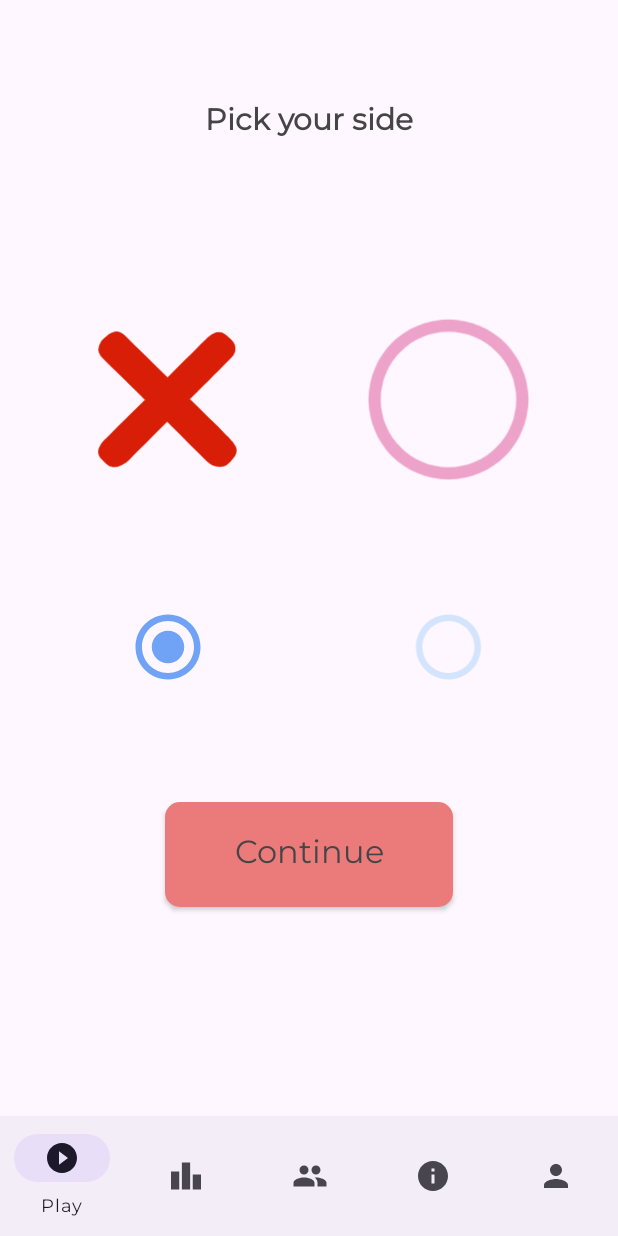
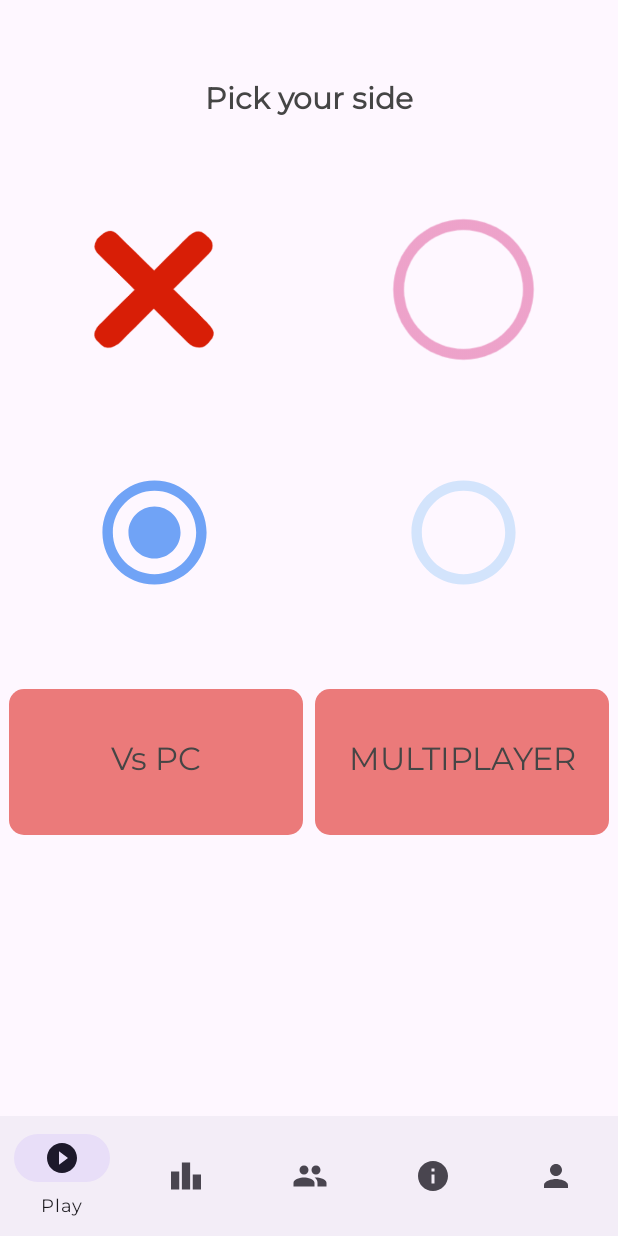
Before and after one commit to SDP-Rock-Paper-Scissors/RockPaperScissors, an Android app: the TicTacToeChoiceFragment screen opened through its navigation route, on a phone screen of 412 x 824 dp. Run offline under Robolectric (Android 15) with nearby library versions, the phone set to English and light mode, and no system bars; our stand-ins replace androidx.preference, navigation-ui.

Commit message:
Optimised underlying ttt implementation to comply with android best practices

```diff
--- a/app/build.gradle
+++ b/app/build.gradle
@@ -82,6 +82,7 @@ dependencies {
     implementation 'androidx.legacy:legacy-support-v4:1.0.0'
     implementation 'androidx.databinding:databinding-runtime:7.2.0'
     implementation 'androidx.fragment:fragment-ktx:1.4.1'
+    implementation 'com.google.firebase:firebase-appcheck:16.0.0'
     testImplementation 'junit:junit:4.13.2'
     testImplementation 'org.hamcrest:hamcrest:2.2'
     implementation 'androidx.navigation:navigation-fragment-ktx:2.4.2'
@@ -145,6 +146,7 @@ dependencies {
     implementation "androidx.camera:camera-extensions:${camerax_version}"
 
     implementation 'com.google.android.gms:play-services-oss-licenses:17.0.0'
+    implementation 'com.google.firebase:firebase-appcheck-debug:16.0.0'
 
     // For UI dependency
     implementation 'de.hdodenhof:circleimageview:3.1.0'
--- a/app/src/main/java/ch/epfl/sweng/rps/ui/tictactoe/TicTacToeChoiceFragment.kt
+++ b/app/src/main/java/ch/epfl/sweng/rps/ui/tictactoe/TicTacToeChoiceFragment.kt
@@ -7,6 +7,8 @@ import android.view.ViewGroup
 import android.widget.Button
 import android.widget.ImageView
 import androidx.fragment.app.Fragment
+import androidx.navigation.Navigation
+import androidx.navigation.findNavController
 import ch.epfl.sweng.rps.R
 
 
@@ -43,16 +45,15 @@ class TicTacToeChoiceFragment : Fragment() {
         }
 
         contBtn.setOnClickListener {
-            val ticTacToeFragment = TicTacToeFragment()
-            val bundle = Bundle()
-            val transaction = requireActivity().supportFragmentManager.beginTransaction()
-            bundle.putInt("choice", choice)
-            println(choice)
-            ticTacToeFragment.arguments = bundle
-            transaction.replace(R.id.ticTacToeChoiceFragment, ticTacToeFragment)
-            transaction.addToBackStack(null)
-            transaction.commit()
-
+//            val ticTacToeFragment = TicTacToeFragment()
+//            val bundle = Bundle()
+//            val transaction = requireActivity().supportFragmentManager.beginTransaction()
+//            bundle.putInt("choice", choice)
+//            ticTacToeFragment.arguments = bundle
+//            transaction.replace(R.id.container, ticTacToeFragment)
+//            transaction.commit()
+            val action = TicTacToeChoiceFragmentDirections.startTicTacToe(choice)
+            Navigation.findNavController(view).navigate(R.id.action_ticTacToeChoiceFragment_to_ticTacToeFragment2)
         }
     }
 
--- a/app/src/main/res/layout/fragment_tictactoe_choice.xml
+++ b/app/src/main/res/layout/fragment_tictactoe_choice.xml
@@ -2,143 +2,123 @@
 <LinearLayout xmlns:android="http://schemas.android.com/apk/res/android"
     xmlns:app="http://schemas.android.com/apk/res-auto"
     xmlns:tools="http://schemas.android.com/tools"
+    android:id="@+id/ticTacToeChoiceFragment"
     android:layout_width="match_parent"
     android:layout_height="match_parent"
     android:orientation="vertical"
-    android:weightSum="10"
-    tools:context=".ui.tictactoe.TicTacToeChoiceFragment"
-    android:id="@+id/ticTacToeChoiceFragment">
+    tools:context=".ui.tictactoe.TicTacToeChoiceFragment">
 
-
-    <View
-        android:layout_width="match_parent"
-        android:layout_height="0dp"
-        android:layout_weight="0.5"></View>
 
     <TextView
         android:layout_width="match_parent"
-        android:layout_height="0dp"
-        android:layout_weight="1"
+        android:layout_height="135dp"
+        android:layout_gravity="center"
+        android:layout_weight="0"
+        android:gravity="center_horizontal|center_vertical"
         android:text="Pick your side"
-        android:layout_gravity="center"
-        android:textStyle="bold"
         android:textColor="#454545"
         android:textSize="20dp"
-        android:gravity="center"></TextView>
+        android:textStyle="bold"></TextView>
 
 
-    <View
-        android:layout_width="match_parent"
-        android:layout_height="0dp"
-        android:layout_weight="0.75"></View>
     <LinearLayout
         android:layout_width="match_parent"
-        android:layout_height="0dp"
-        android:layout_weight="2"
-        android:orientation="horizontal">
-
-        <View
-            android:layout_width="0dp"
-            android:layout_height="match_parent"
-            android:layout_weight="1.25"></View>
+        android:layout_height="wrap_content"
+        android:orientation="horizontal"
+        android:weightSum="2">
 
         <ImageView
             android:id="@+id/ai_pick_side_cross_img"
             android:layout_width="0dp"
-            android:layout_height="match_parent"
-            android:layout_weight="3.5"
+            android:layout_height="115dp"
+            android:layout_weight="1"
             android:padding="10dp"
             android:src="@drawable/cross"></ImageView>
-
-        <View
-            android:layout_width="0dp"
-            android:layout_height="match_parent"
-            android:layout_weight="1.5"></View>
 
         <ImageView
             android:id="@+id/ai_pick_side_circle_img"
             android:layout_width="0dp"
-            android:layout_height="match_parent"
-            android:layout_weight="3.5"
+            android:layout_height="115dp"
+            android:layout_weight="1"
             android:alpha=".4"
             android:src="@drawable/nought"></ImageView>
 
-        <View
-            android:layout_width="0dp"
-            android:layout_height="match_parent"
-            android:layout_weight="1.25"></View>
     </LinearLayout>
 
-    <View
+
+    <Space
         android:layout_width="match_parent"
-        android:layout_height="0dp"
-        android:layout_weight="0.5"></View>
-
-
-
+        android:layout_height="47dp"
+        android:layout_weight="0" />
 
     <LinearLayout
         android:layout_width="match_parent"
-        android:layout_height="0dp"
-        android:layout_weight="1"
-        android:orientation="horizontal">
-
-        <View
-            android:layout_width="0dp"
-            android:layout_height="match_parent"
-            android:layout_weight="1.25"></View>
+        android:layout_height="114dp"
+        android:layout_weight="0"
+        android:orientation="horizontal"
+        android:weightSum="2">
 
         <ImageView
             android:id="@+id/ai_pick_side_cross_radio"
-            android:layout_width="0dp"
+            android:layout_width="match_parent"
+            android:layout_height="match_parent"
+            android:layout_weight="1"
             android:padding="15dp"
-            android:layout_height="match_parent"
-            android:layout_weight="3.5"
             android:src="@drawable/radio_button_checked"></ImageView>
-
-        <View
-            android:layout_width="0dp"
-            android:layout_height="match_parent"
-            android:layout_weight="1.5"></View>
 
         <ImageView
             android:id="@+id/ai_pick_side_circle_radio"
-            android:layout_width="0dp"
+            android:layout_width="match_parent"
+            android:layout_height="match_parent"
+            android:layout_weight="1"
             android:padding="15dp"
-            android:layout_height="match_parent"
-            android:layout_weight="3.5"
             android:src="@drawable/radio_button_unchecked"></ImageView>
-        <View
-            android:layout_width="0dp"
-            android:layout_height="match_parent"
-            android:layout_weight="1.25"></View>
+
     </LinearLayout>
 
-    <View
+
+    <Space
         android:layout_width="match_parent"
-        android:layout_height="0dp"
-        android:layout_weight="0.75"></View>
+        android:layout_height="47dp"
+        android:layout_weight="0" />
 
+    <LinearLayout
+        android:layout_width="match_parent"
+        android:layout_height="97dp"
+        android:orientation="horizontal"
+        android:paddingLeft="6dp"
+        android:paddingRight="6dp"
+        android:weightSum="2">
 
         <androidx.appcompat.widget.AppCompatButton
             android:id="@+id/ai_pick_side_continue_btn"
             android:layout_width="match_parent"
-        android:layout_height="0dp"
-        android:layout_weight="0.85"
+            android:layout_height="match_parent"
             android:layout_gravity="center"
+            android:layout_weight="1"
+            android:background="@drawable/button_2"
+            android:gravity="center"
             android:padding="2dp"
-        android:gravity="center"
-        android:text="Continue"
+            android:text="Vs PC"
             android:textAllCaps="false"
-        android:textSize="21dp"
             android:textColor="#454545"
-        android:layout_marginLeft="110dp"
+            android:textSize="21dp"></androidx.appcompat.widget.AppCompatButton>
+
+        <Space
+            android:layout_width="8dp"
+            android:layout_height="wrap_content"
+            android:layout_weight="0" />
+
+        <androidx.appcompat.widget.AppCompatButton
+            android:layout_width="match_parent"
+            android:layout_height="match_parent"
+            android:layout_weight="1"
             android:background="@drawable/button_2"
-        android:layout_marginRight="110dp"></androidx.appcompat.widget.AppCompatButton>
-
-    <View
-        android:layout_width="match_parent"
-        android:layout_height="0dp"
-        android:layout_weight="1.65"></View>
+            android:text="MULTIPLAYER"
+            android:textAllCaps="false"
+            android:textColor="#454545"
+            android:textSize="21dp"></androidx.appcompat.widget.AppCompatButton>
 
     </LinearLayout>
+
+</LinearLayout>
--- a/app/src/main/res/navigation/mobile_navigation.xml
+++ b/app/src/main/res/navigation/mobile_navigation.xml
@@ -116,8 +116,22 @@
         android:label="tic_tac_toe_choice_page"
         tools:layout="@layout/fragment_tictactoe_choice" >
         <action
-            android:id="@+id/action_ticTacToeChoiceFragment_to_nav_home"
+            android:id="@+id/action_ticTacToeChoiceFragment_to_ticTacToeFragment2"
+            app:destination="@id/ticTacToeFragment2" />
+        <action
+            android:id="@+id/startTicTacToe"
+            app:destination="@id/ticTacToeFragment2" />
+    </fragment>
+    <fragment
+        android:id="@+id/ticTacToeFragment2"
+        android:name="ch.epfl.sweng.rps.ui.tictactoe.TicTacToeFragment"
+        android:label="TicTacToeFragment" >
+        <action
+            android:id="@+id/action_ticTacToeFragment2_to_nav_home"
             app:destination="@id/nav_home" />
+        <argument
+            android:name="choice"
+            app:argType="integer" />
     </fragment>
 
 
```
Lines whose indentation alone changed are shown as unchanged.
